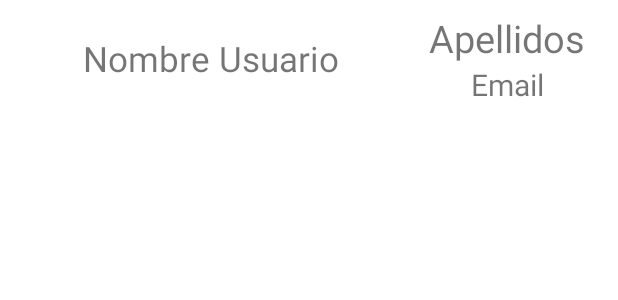
After one commit to BraisIglesias17/E-Cursos, an Android app: the layout listview_usuario.xml on its own in the app's theme, with its tools: preview values and no code run, on a phone screen of 412 x 824 dp. The commit adds this screen. Shown: the top 300 px of the screen. Run offline under Robolectric (Android 15) with nearby library versions, the phone set to English and light mode, and no system bars.

Commit message:
update Usuarios Solicitud

```diff
--- a/GestionDeCursos/app/src/main/java/com/example/e_curso/MainActivity.java
+++ b/GestionDeCursos/app/src/main/java/com/example/e_curso/MainActivity.java
@@ -33,10 +33,11 @@ public class MainActivity extends AppCompatActivity {
             public void onClick(View view) {
 
                 boolean acceder=MainActivity.this.checkLogIn();
-                boolean admin=false;
+                boolean admin=true;
                 if(acceder && !admin){
                     Intent menu_principal=new Intent(MainActivity.this, MenuPrincipal.class);
                     MainActivity.this.goTo(menu_principal,"nombeusuario");
+
 
 
 
--- a/GestionDeCursos/app/src/main/java/com/example/e_curso/view/VerCursos.java
+++ b/GestionDeCursos/app/src/main/java/com/example/e_curso/view/VerCursos.java
@@ -103,6 +103,5 @@ public class VerCursos extends AppCompatActivity {
 
         this.adapter=new CursosListAdapter(this,this.cursos);
 
-
     }
 }
--- /dev/null
+++ b/GestionDeCursos/app/src/main/res/layout/listview_usuario.xml
@@ -0,0 +1,41 @@
+<?xml version="1.0" encoding="utf-8"?>
+<LinearLayout xmlns:android="http://schemas.android.com/apk/res/android"
+    xmlns:tools="http://schemas.android.com/tools"
+    android:layout_width="match_parent"
+    android:layout_height="wrap_content"
+    android:padding="8sp"
+    tools:ignore="MissingDefaultResource">
+
+    <TextView
+        android:id="@+id/tvNombreUsuario1"
+        android:layout_width="match_parent"
+        android:layout_height="match_parent"
+        android:layout_weight="0.3"
+        android:gravity="center"
+        android:text="Nombre Usuario"
+        android:textSize="23sp" />
+
+    <LinearLayout
+        android:layout_width="match_parent"
+        android:layout_height="match_parent"
+        android:layout_weight="0.6"
+        android:orientation="vertical">
+
+        <TextView
+            android:id="@+id/tvApellidosUsuario1"
+            android:layout_width="match_parent"
+            android:layout_height="wrap_content"
+            android:gravity="center"
+            android:text="Apellidos"
+            android:textSize="25sp" />
+
+        <TextView
+            android:id="@+id/tvEmail1"
+            android:layout_width="match_parent"
+            android:layout_height="wrap_content"
+            android:gravity="center"
+            android:text="Email"
+            android:textSize="20sp" />
+    </LinearLayout>
+
+</LinearLayout>
```
Also changed, not shown: GestionDeCursos/app/src/main/java/com/example/e_curso/Adapter/UsuariosListAdapter.java (added, +47 -0 lines), GestionDeCursos/app/src/main/java/com/example/e_curso/core/Solicitud.java (+22 -0 lines), GestionDeCursos/app/src/main/java/com/example/e_curso/view/VerSolicitudes.java (+1 -26 lines), GestionDeCursos/app/src/main/java/com/example/e_curso/view/VerUsuarios.java (+14 -1 lines).
